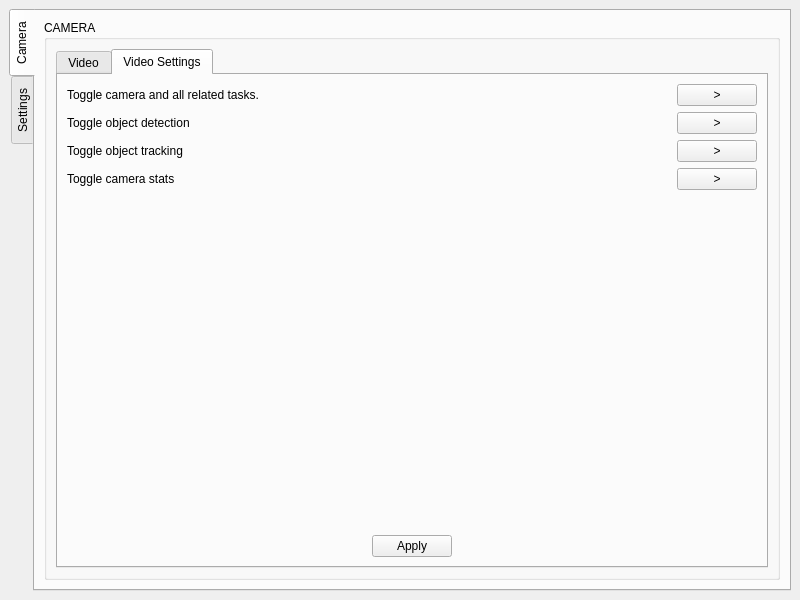
Above: mainwindow.ui from hakan-demirli/FQ-Control-Center before the change. Below: the same form after it.
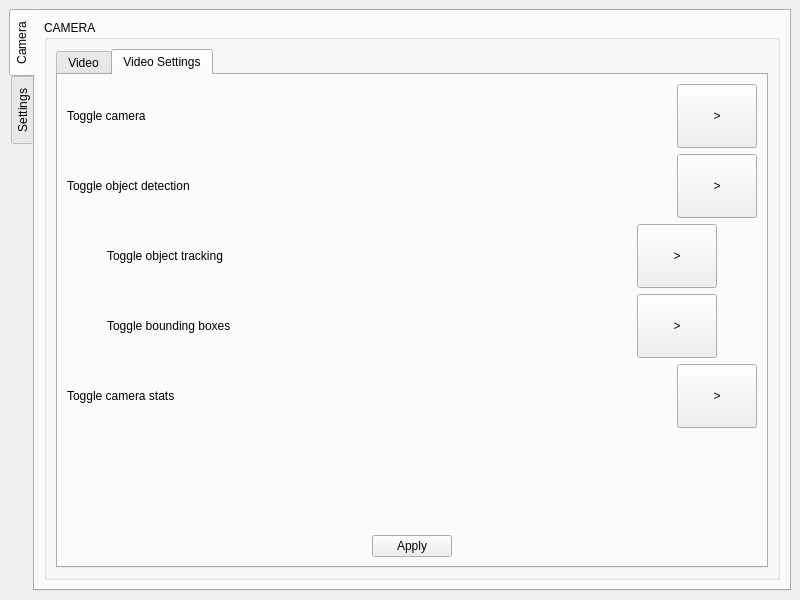
That is the form after the change.

Commit message: adds functionality to the camera settings buttons

Patch:
```diff
--- a/mainwindow.ui
+++ b/mainwindow.ui
@@ -143,11 +143,11 @@
               </attribute>
               <layout class="QGridLayout" name="gridLayout_5">
                <item row="0" column="0">
-                <layout class="QHBoxLayout" name="horizontalLayout_2">
+                <layout class="QHBoxLayout" name="horizontalLayout_7">
                  <item>
-                  <widget class="QLabel" name="info_run">
+                  <widget class="QLabel" name="camera_info_label">
                    <property name="text">
-                    <string>Toggle camera and all related tasks.</string>
+                    <string>Toggle camera</string>
                    </property>
                   </widget>
                  </item>
@@ -158,7 +158,7 @@
                    </property>
                    <property name="sizeHint" stdset="0">
                     <size>
-                     <width>281</width>
+                     <width>294</width>
                      <height>20</height>
                     </size>
                    </property>
@@ -166,9 +166,21 @@
                  </item>
                  <item>
                   <widget class="QPushButton" name="camera_run_button">
+                   <property name="minimumSize">
+                    <size>
+                     <width>0</width>
+                     <height>64</height>
+                    </size>
+                   </property>
                    <property name="text">
                     <string>&gt;</string>
                    </property>
+                   <property name="iconSize">
+                    <size>
+                     <width>16</width>
+                     <height>16</height>
+                    </size>
+                   </property>
                   </widget>
                  </item>
                 </layout>
@@ -176,7 +188,7 @@
                <item row="1" column="0">
                 <layout class="QHBoxLayout" name="horizontalLayout_6">
                  <item>
-                  <widget class="QLabel" name="info_ai">
+                  <widget class="QLabel" name="object_detection_info_label">
                    <property name="text">
                     <string>Toggle object detection</string>
                    </property>
@@ -196,7 +208,13 @@
                   </spacer>
                  </item>
                  <item>
-                  <widget class="QPushButton" name="ai_run_button">
+                  <widget class="QPushButton" name="object_detection_run_button">
+                   <property name="minimumSize">
+                    <size>
+                     <width>0</width>
+                     <height>64</height>
+                    </size>
+                   </property>
                    <property name="text">
                     <string>&gt;</string>
                    </property>
@@ -205,19 +223,15 @@
                 </layout>
                </item>
                <item row="2" column="0">
-                <layout class="QHBoxLayout" name="horizontalLayout_3">
+                <layout class="QHBoxLayout" name="horizontalLayout_2">
                  <item>
-                  <widget class="QLabel" name="info_track">
-                   <property name="text">
-                    <string>Toggle object tracking</string>
-                   </property>
-                  </widget>
-                 </item>
-                 <item>
-                  <spacer name="horizontalSpacer_3">
+                  <spacer name="horizontalSpacer_7">
                    <property name="orientation">
                     <enum>Qt::Horizontal</enum>
                    </property>
+                   <property name="sizeType">
+                    <enum>QSizePolicy::Minimum</enum>
+                   </property>
                    <property name="sizeHint" stdset="0">
                     <size>
                      <width>40</width>
@@ -227,18 +241,137 @@
                   </spacer>
                  </item>
                  <item>
-                  <widget class="QPushButton" name="tracker_button">
-                   <property name="text">
-                    <string>&gt;</string>
+                  <layout class="QHBoxLayout" name="horizontalLayout_3">
+                   <item>
+                    <widget class="QLabel" name="tracking_info_label">
+                     <property name="text">
+                      <string>Toggle object tracking</string>
+                     </property>
+                    </widget>
+                   </item>
+                   <item>
+                    <spacer name="horizontalSpacer_3">
+                     <property name="orientation">
+                      <enum>Qt::Horizontal</enum>
+                     </property>
+                     <property name="sizeHint" stdset="0">
+                      <size>
+                       <width>40</width>
+                       <height>20</height>
+                      </size>
+                     </property>
+                    </spacer>
+                   </item>
+                   <item>
+                    <widget class="QPushButton" name="tracking_run_button">
+                     <property name="minimumSize">
+                      <size>
+                       <width>0</width>
+                       <height>64</height>
+                      </size>
+                     </property>
+                     <property name="text">
+                      <string>&gt;</string>
+                     </property>
+                    </widget>
+                   </item>
+                  </layout>
+                 </item>
+                 <item>
+                  <spacer name="horizontalSpacer_8">
+                   <property name="orientation">
+                    <enum>Qt::Horizontal</enum>
                    </property>
-                  </widget>
+                   <property name="sizeType">
+                    <enum>QSizePolicy::Minimum</enum>
+                   </property>
+                   <property name="sizeHint" stdset="0">
+                    <size>
+                     <width>40</width>
+                     <height>20</height>
+                    </size>
+                   </property>
+                  </spacer>
                  </item>
                 </layout>
                </item>
                <item row="3" column="0">
+                <layout class="QHBoxLayout" name="horizontalLayout_8">
+                 <item>
+                  <spacer name="horizontalSpacer_9">
+                   <property name="orientation">
+                    <enum>Qt::Horizontal</enum>
+                   </property>
+                   <property name="sizeType">
+                    <enum>QSizePolicy::Minimum</enum>
+                   </property>
+                   <property name="sizeHint" stdset="0">
+                    <size>
+                     <width>40</width>
+                     <height>20</height>
+                    </size>
+                   </property>
+                  </spacer>
+                 </item>
+                 <item>
+                  <layout class="QHBoxLayout" name="horizontalLayout_9">
+                   <item>
+                    <widget class="QLabel" name="bounding_boxes_info_label">
+                     <property name="text">
+                      <string>Toggle bounding boxes</string>
+                     </property>
+                    </widget>
+                   </item>
+                   <item>
+                    <spacer name="horizontalSpacer_10">
+                     <property name="orientation">
+                      <enum>Qt::Horizontal</enum>
+                     </property>
+                     <property name="sizeHint" stdset="0">
+                      <size>
+                       <width>40</width>
+                       <height>20</height>
+                      </size>
+                     </property>
+                    </spacer>
+                   </item>
+                   <item>
+                    <widget class="QPushButton" name="bounding_boxes_run_button">
+                     <property name="minimumSize">
+                      <size>
+                       <width>0</width>
+                       <height>64</height>
+                      </size>
+                     </property>
+                     <property name="text">
+                      <string>&gt;</string>
+                     </property>
+                    </widget>
+                   </item>
+                  </layout>
+                 </item>
+                 <item>
+                  <spacer name="horizontalSpacer_11">
+                   <property name="orientation">
+                    <enum>Qt::Horizontal</enum>
+                   </property>
+                   <property name="sizeType">
+                    <enum>QSizePolicy::Minimum</enum>
+                   </property>
+                   <property name="sizeHint" stdset="0">
+                    <size>
+                     <width>40</width>
+                     <height>20</height>
+                    </size>
+                   </property>
+                  </spacer>
+                 </item>
+                </layout>
+               </item>
+               <item row="4" column="0">
                 <layout class="QHBoxLayout" name="horizontalLayout_5">
                  <item>
-                  <widget class="QLabel" name="info_run_2">
+                  <widget class="QLabel" name="camera_stats_info_label">
                    <property name="text">
                     <string>Toggle camera stats</string>
                    </property>
@@ -258,7 +391,13 @@
                   </spacer>
                  </item>
                  <item>
-                  <widget class="QPushButton" name="camera_run_button_2">
+                  <widget class="QPushButton" name="camera_stats_run_button">
+                   <property name="minimumSize">
+                    <size>
+                     <width>0</width>
+                     <height>64</height>
+                    </size>
+                   </property>
                    <property name="text">
                     <string>&gt;</string>
                    </property>
@@ -266,7 +405,7 @@
                  </item>
                 </layout>
                </item>
-               <item row="4" column="0">
+               <item row="5" column="0">
                 <spacer name="verticalSpacer">
                  <property name="orientation">
                   <enum>Qt::Vertical</enum>
@@ -274,12 +413,12 @@
                  <property name="sizeHint" stdset="0">
                   <size>
                    <width>20</width>
-                   <height>40</height>
+                   <height>262</height>
                   </size>
                  </property>
                 </spacer>
                </item>
-               <item row="5" column="0">
+               <item row="6" column="0">
                 <layout class="QHBoxLayout" name="horizontalLayout">
                  <item>
                   <spacer name="horizontalSpacer_6">
@@ -296,6 +435,12 @@
                  </item>
                  <item>
                   <widget class="QPushButton" name="apply_camera_settings_button">
+                   <property name="sizeIncrement">
+                    <size>
+                     <width>0</width>
+                     <height>64</height>
+                    </size>
+                   </property>
                    <property name="text">
                     <string>Apply</string>
                    </property>
```
The commit also changes 8 other files.
